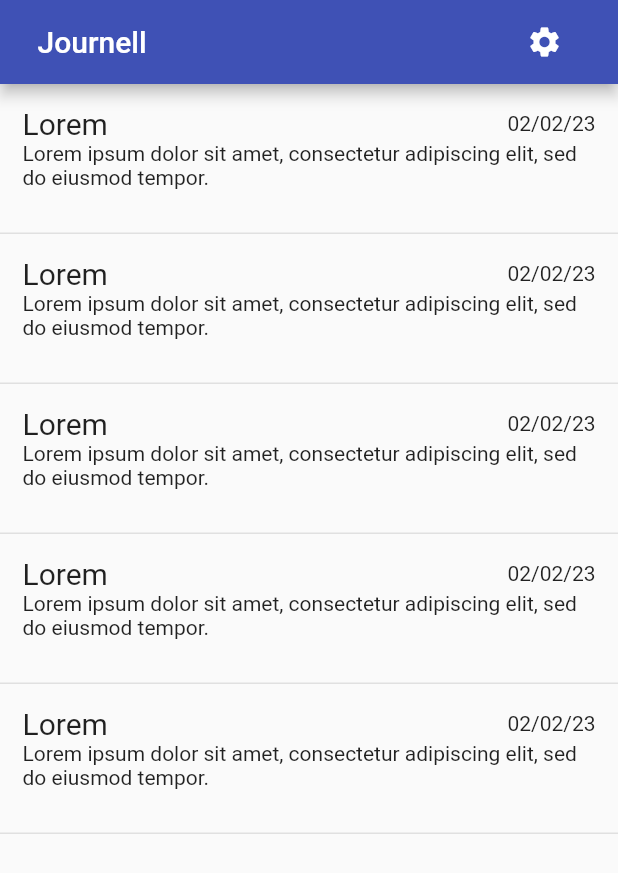
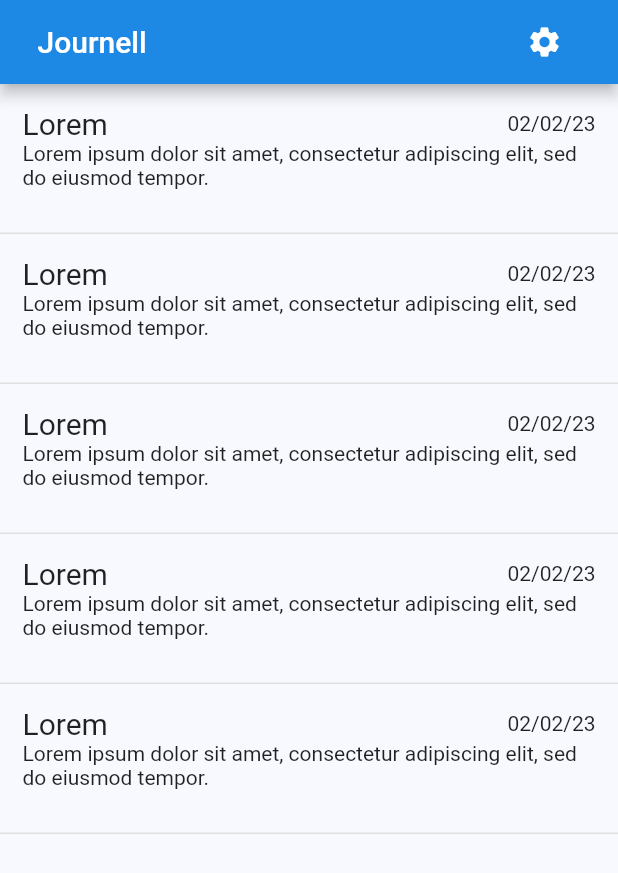
Before and after one commit to BHASVIC-joshuamohamed21/journell, a Flutter app: the screen it shows after launch, on a phone screen of 412 x 824 dp. Shown: the top 873 px of the screen. Run offline on Flutter 3.47's test engine with Material 2 defaults, Android fonts, the light colour scheme and no system bars.

Commit message:
add theming and make myapp stateful

```diff
--- a/lib/main.dart
+++ b/lib/main.dart
@@ -1,22 +1,77 @@
 import 'package:flutter/material.dart';
+//import 'package:shared_preferences/shared_preferences.dart';
 
+import 'theming.dart';
 import 'screens/home_screen.dart';
 
-void main() {
-  runApp(const MyApp());
+final defaultSettings = {
+  "colorScheme": "System",
+};
+
+void main() async {
+//  final prefsInstance = await SharedPreferences.getInstance();
+//  var effectiveSettings = {};
+    var effectiveSettings = defaultSettings; // temporary for having no real settings
+
+//  defaultSettings.forEach((key, value) {
+//    // iter default settings
+//    effectiveSettings[key] = prefsInstance.get("settings_$key") ??
+//        value; // get-set key or its default value
+//  });
+
+//  MyApp app = MyApp(settings: effectiveSettings, prefsInstance: prefsInstance);
+    MyApp app = MyApp(settings: effectiveSettings);
+
+  runApp(app);
 }
 
-class MyApp extends StatelessWidget {
-  const MyApp({super.key});
+class MyApp extends StatefulWidget {
+  final Map<dynamic, dynamic> settings;
+//  final SharedPreferences prefsInstance;
 
-  // This widget is the root of your application.
+  get constructor => MyApp.new;
+
+//  void updateSettingString(String key, String value) {
+//    settings[key] = value;
+//    prefsInstance.setString("settings_$key", value);
+//  }
+
+//  void updateSettingBool(String key, bool value) {
+//    settings[key] = value;
+//    prefsInstance.setBool("settings_$key", value);
+//  }
+
+//  void updateSettingInt(String key, int value) {
+//    settings[key] = value;
+//    prefsInstance.setInt("settings_$key", value);
+//  }
+
+//  void updateSettingDouble(String key, double value) {
+//    settings[key] = value;
+//    prefsInstance.setDouble("settings_$key", value);
+//  }
+
+//  void updateSettingStringList(String key, List<String> value) {
+//    settings[key] = value;
+//    prefsInstance.setStringList("settings_$key", value);
+//  }
+
+//  const MyApp({super.key, required this.settings, required this.prefsInstance});
+  const MyApp({super.key, required this.settings});
+
+  @override
+  State<MyApp> createState() => _MyAppState();
+}
+
+class _MyAppState extends State<MyApp> {
+// This widget is the root of your application.
   @override
   Widget build(BuildContext context) {
     return MaterialApp(
       title: 'Flutter Demo',
-      theme: ThemeData(
-        primarySwatch: Colors.indigo,
-      ),
+      theme: effectiveLightTheme,
+      darkTheme: effectiveDarkTheme,
+      themeMode: themeModeTable[widget.settings["colorScheme"]],
       home: HomeScreen(),
     );
   }
--- /dev/null
+++ b/lib/theming.dart
@@ -0,0 +1,28 @@
+import 'package:flutter/material.dart';
+
+final lightScheme = ColorScheme.fromSeed(
+  brightness: Brightness.light,
+  seedColor: Colors.blue,
+  primary: Colors.blue[600],
+  secondary: Colors.blue[700],
+);
+
+final darkScheme = ColorScheme.fromSeed(
+  brightness: Brightness.dark,
+  seedColor: Colors.blue,
+  primary: Colors.blue[600],
+  secondary: Colors.blue[700],
+);
+
+final calculatedLightTheme =
+ThemeData.from(colorScheme: lightScheme); // derive theme from color scheme
+final calculatedDarkTheme = ThemeData.from(colorScheme: darkScheme);
+
+final effectiveLightTheme = calculatedLightTheme.copyWith();
+final effectiveDarkTheme = calculatedDarkTheme.copyWith();
+
+const themeModeTable = {
+  "System": ThemeMode.system,
+  "Light": ThemeMode.light,
+  "Dark": ThemeMode.dark,
+};
```
